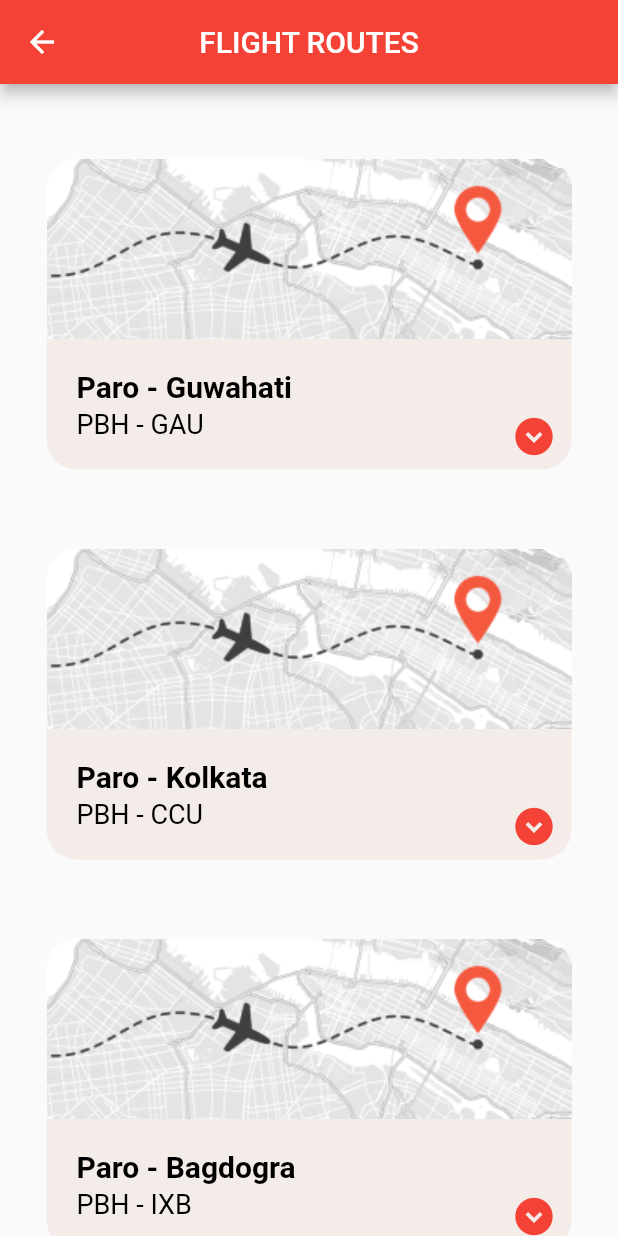
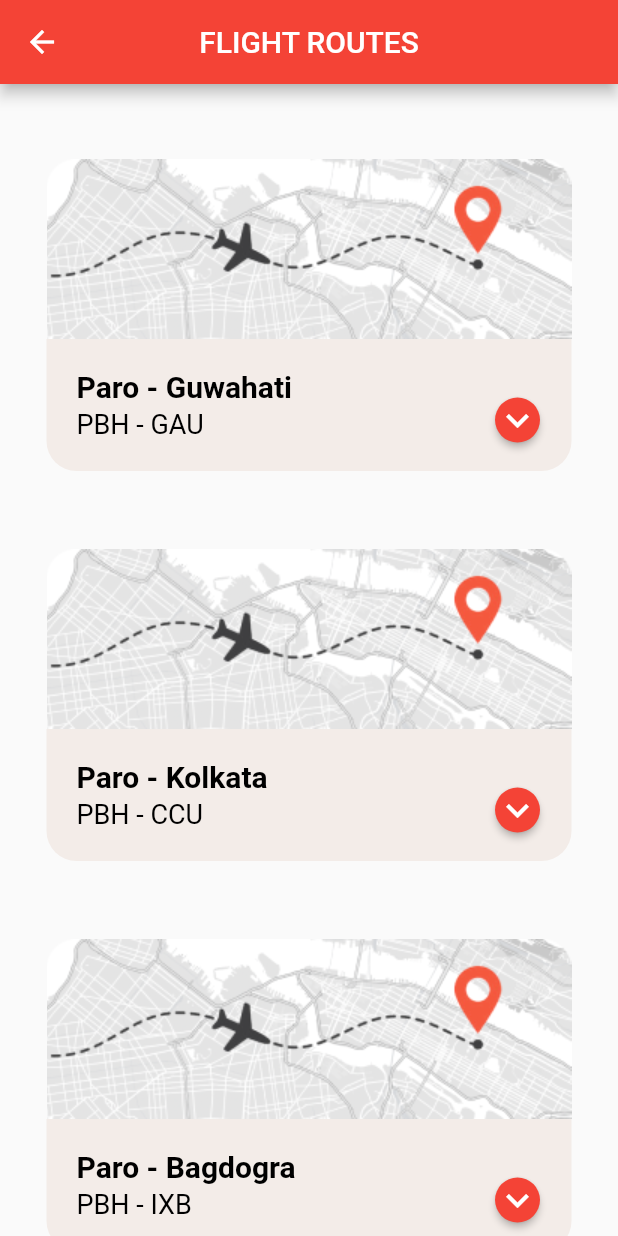
Before and after one commit to divyashC/fids_mobile_app, a Flutter app: the RoutesPage screen opened directly, on a phone screen of 412 x 824 dp. Run offline on Flutter 3.47's test engine with Material 2 defaults, Android fonts, the phone set to English and light mode, and no system bars; network calls fail.

Commit message:
Completed Search and Routes

```diff
--- a/lib/main.dart
+++ b/lib/main.dart
@@ -111,6 +111,7 @@ class _MyBottomNavigationBarState extends State<MyBottomNavigationBar> {
 class MyHttpOverrides extends HttpOverrides {
   @override
   HttpClient createHttpClient(SecurityContext? context) {
+    // if not able to connect to the server dont throw exception
     return super.createHttpClient(context)
       ..badCertificateCallback =
           (X509Certificate cert, String host, int port) => true;
--- a/lib/reminder_page.dart
+++ b/lib/reminder_page.dart
@@ -64,7 +64,7 @@ class _ReminderPageState extends State<ReminderPage> {
                     child: Switch(
                       value: true,
                       onChanged: (value) {},
-                      activeTrackColor: Colors.redAccent,
+                      activeTrackColor: Colors.green.shade400,
                       activeColor: Colors.red,
                     ),
                   ),
--- a/lib/routes_page.dart
+++ b/lib/routes_page.dart
@@ -1,4 +1,15 @@
 import 'package:flutter/material.dart';
+
+import 'map.dart';
+
+class RouteData {
+  String origin, destination, flightDuration;
+  RouteData(
+    this.origin,
+    this.destination,
+    this.flightDuration,
+  );
+}
 
 class RoutesPage extends StatefulWidget {
   const RoutesPage({super.key});
@@ -13,72 +24,96 @@ class _SearchPageState extends State<RoutesPage> {
       "key": 1,
       "originDestination": "Paro - Guwahati",
       "iata": "PBH - GAU",
+      "origin": "PBH - Paro",
+      "destination": "GAU - Guwahati",
       "duration": "04hrs 20mins"
     },
     {
       "key": 2,
       "originDestination": "Paro - Kolkata",
       "iata": "PBH - CCU",
+      "origin": "PBH - Paro",
+      "destination": "CCU - Kolkata",
       "duration": "04hrs 20mins"
     },
     {
       "key": 3,
       "originDestination": "Paro - Bagdogra",
       "iata": "PBH - IXB",
+      "origin": "PBH - Paro",
+      "destination": "IXB - Bagdogra",
       "duration": "04hrs 20mins"
     },
     {
       "key": 4,
       "originDestination": "Paro - Dhaka",
       "iata": "PBH - DAC",
+      "origin": "PBH - Paro",
+      "destination": "DAC - Dhaka",
       "duration": "04hrs 20mins"
     },
     {
       "key": 5,
       "originDestination": "Paro - Kathmandu",
       "iata": "PBH - KTM",
+      "origin": "PBH - Paro",
+      "destination": "KTM - Kathmandu",
       "duration": "04hrs 20mins"
     },
     {
       "key": 6,
       "originDestination": "Paro - Delhi",
       "iata": "PBH - DEL",
+      "origin": "PBH - Paro",
+      "destination": "DEL - Delhi",
       "duration": "04hrs 20mins"
     },
     {
       "key": 7,
       "originDestination": "Paro - Bangkok",
       "iata": "PBH - BKK",
+      "origin": "PBH - Paro",
+      "destination": "BKK - Bangkok",
       "duration": "04hrs 20mins"
     },
     {
       "key": 8,
       "originDestination": "Paro - Singapore",
       "iata": "PBH - SIN",
+      "origin": "PBH - Paro",
+      "destination": "SIN - Singapore",
       "duration": "04hrs 20mins"
     },
     {
       "key": 9,
       "originDestination": "Paro - Bumthang",
       "iata": "PBH - BUM",
+      "origin": "PBH - Paro",
+      "destination": "BUM - Bumthang",
       "duration": "04hrs 20mins"
     },
     {
       "key": 10,
       "originDestination": "Paro - Yonphula",
       "iata": "PBH - YOM",
+      "origin": "PBH - Paro",
+      "destination": "YOM - Yonphula",
       "duration": "04hrs 20mins"
     },
     {
       "key": 11,
       "originDestination": "Paro - Gaya",
       "iata": "PBH - GAY",
+      "origin": "PBH - PARO",
+      "destination": "GAY - Gaya",
       "duration": "04hrs 20mins"
     },
     {
       "key": 12,
       "originDestination": "Paro - Gelephu",
       "iata": "PBH - GLU",
+      "origin": "PBH - Paro",
+      "destination": "GLU - Gelephu",
       "duration": "04hrs 20mins"
     }
   ];
@@ -143,19 +178,39 @@ class _SearchPageState extends State<RoutesPage> {
                         ],
                       ),
                       Container(
-                          margin: const EdgeInsets.only(top: 50, left: 110),
-                          child: Row(
-                            children: const <Widget>[
-                              Icon(
-                                Icons.expand_circle_down,
-                                color: Colors.red,
+                          margin: const EdgeInsets.only(
+                              top: 30, left: 90, bottom: 10),
+                          child: Row(children: [
+                            ElevatedButton(
+                              onPressed: () {
+                                Navigator.push(
+                                  context,
+                                  MaterialPageRoute(
+                                      // creae const Maps and pass origin as routeData[index]["origin"] and destination as routeData[index]["destination"] and duration as routeData[index]["duration"]
+                                      builder: (context) => Maps(
+                                          origin: routeData[index]["origin"]
+                                              .toString(),
+                                          destination: routeData[index]
+                                                  ["destination"]
+                                              .toString(),
+                                          duration: routeData[index]["duration"]
+                                              .toString())),
+                                );
+                              },
+                              style: ElevatedButton.styleFrom(
+                                shape: const CircleBorder(),
+                                padding: EdgeInsets.zero,
+                                minimumSize: const Size(20, 20),
+                              ),
+                              child: const Icon(
+                                Icons.expand_more,
                                 size: 30,
-                              )
-                            ],
-                          ))
+                              ),
+                            ),
+                          ])),
                     ],
                   ),
-                )
+                ),
               ]),
             );
           },
--- a/pubspec.yaml
+++ b/pubspec.yaml
@@ -29,8 +29,8 @@ environment:
 # the latest version available on pub.dev. To see which dependencies have newer
 # versions available, run `flutter pub outdated`.
 dependencies:
+  fluttertoast: ^8.1.1
   intl: ^0.17.0
-  one_clock: ^1.0.7
   http:
   flutter:
     sdk: flutter
```
Also changed, not shown: lib/home_page.dart (+25 -11 lines), lib/map.dart (added, +133 -0 lines), lib/search_page.dart (+39 -3 lines), assets/images/path_vertical.png (added), pubspec.lock, 9 other files.
